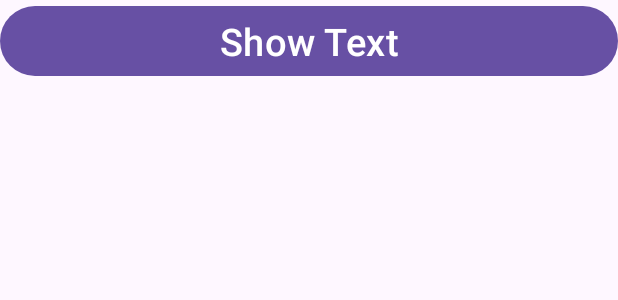
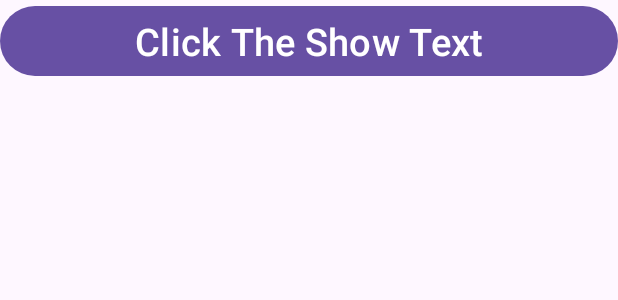
Before and after one commit to editionsojib/user_defind_mathord, an Android app: the layout activity_main.xml on its own in the app's theme, with its tools: preview values and no code run, on a phone screen of 412 x 824 dp. Shown: the top 300 px of the screen. Run offline under Robolectric (Android 15) with nearby library versions, the phone set to English and light mode, and no system bars.

Commit message:
Update activity_main.xml

```diff
--- a/app/src/main/res/layout/activity_main.xml
+++ b/app/src/main/res/layout/activity_main.xml
@@ -11,7 +11,7 @@
         android:id="@+id/btn"
         android:layout_width="match_parent"
         android:layout_height="wrap_content"
-        android:text="Show Text"
+        android:text="Click The Show Text"
         android:textSize="25dp"
         />
 
```
